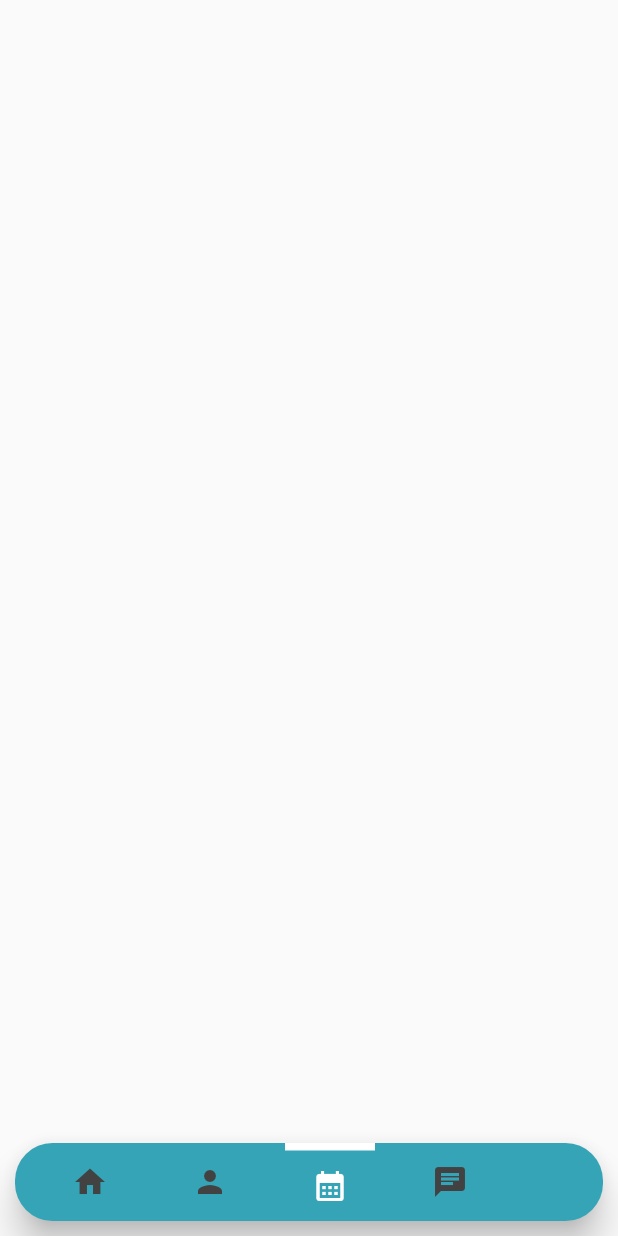
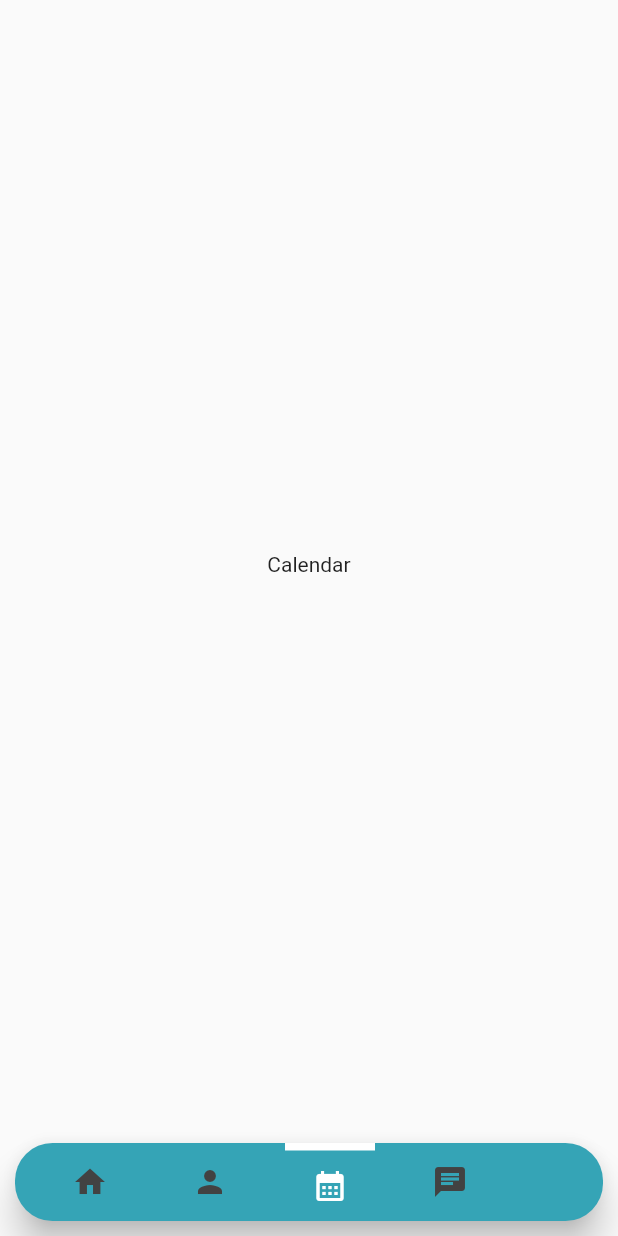
Before and after one commit to akuetteh51/ProjectWork, a Flutter app: the calendar_screen screen opened directly, on a phone screen of 412 x 824 dp. Run offline on Flutter 3.47's test engine with Material 2 defaults, Android fonts, the light colour scheme and no system bars; our stand-ins replace charts_flutter, get.

```diff
--- a/Testing/vita_check/lib/views/calendar.dart
+++ b/Testing/vita_check/lib/views/calendar.dart
@@ -8,11 +8,10 @@ class calendar_screen extends StatelessWidget {
   @override
   Widget build(BuildContext context) {
     return Scaffold(
-
       bottomNavigationBar: BottomNavigation(
         selectedIndex: 2,
       ),
-
+      body: Center(child: Text("Calendar")),
     );
   }
 }
```
